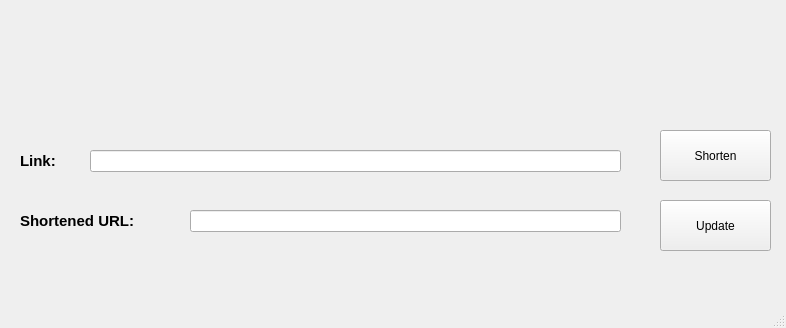
Above: main.ui from yatish609/URL-Shortener before the change. Below: the same form after it.
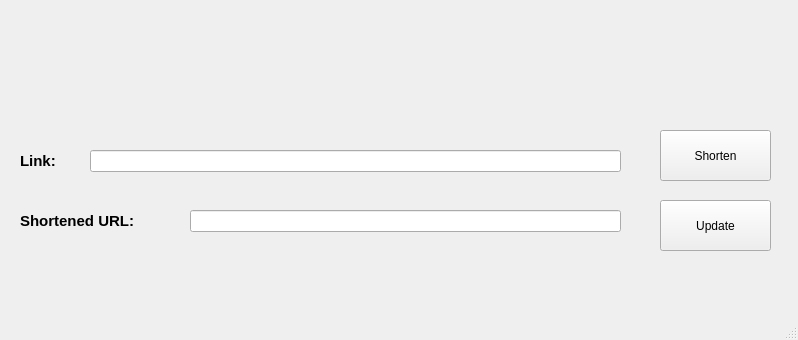
That is the form after the change. Icons and pictures are not drawn.

Diff of the .ui file:
```diff
--- a/main.ui
+++ b/main.ui
@@ -6,8 +6,8 @@
    <rect>
     <x>0</x>
     <y>0</y>
-    <width>786</width>
-    <height>328</height>
+    <width>798</width>
+    <height>340</height>
    </rect>
   </property>
   <property name="windowTitle">
@@ -122,7 +122,7 @@
       <x>270</x>
       <y>260</y>
       <width>251</width>
-      <height>16</height>
+      <height>21</height>
      </rect>
     </property>
     <property name="font">
```
Left out of the diff: 2 changed lines with no effect on the pictures.
